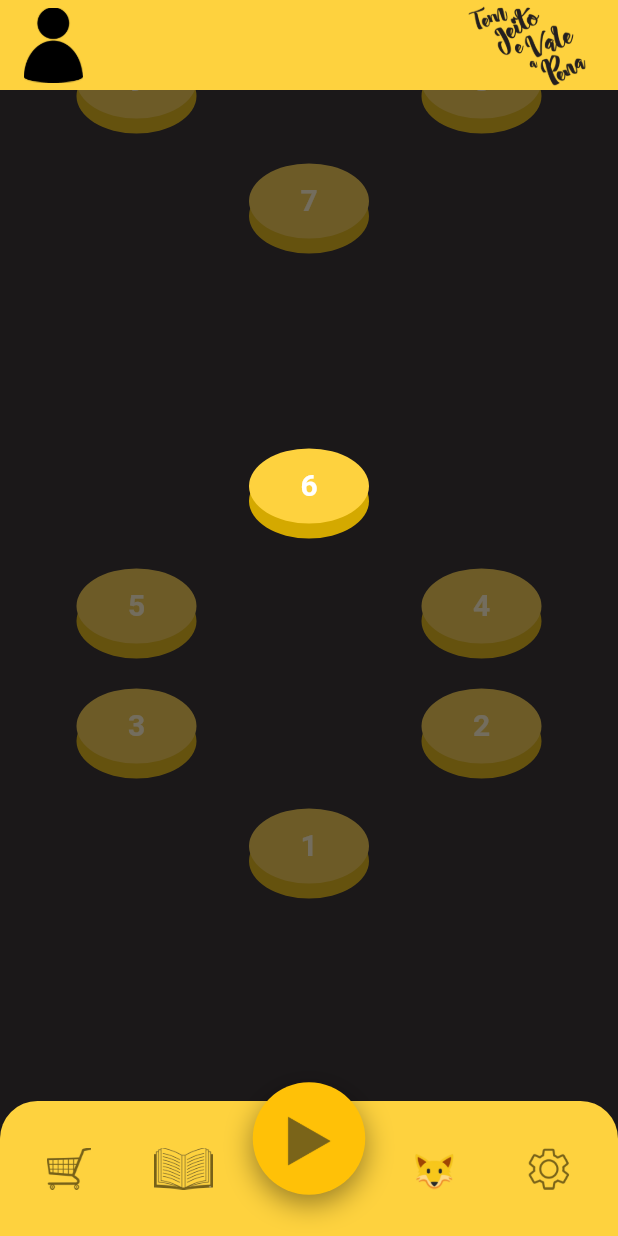
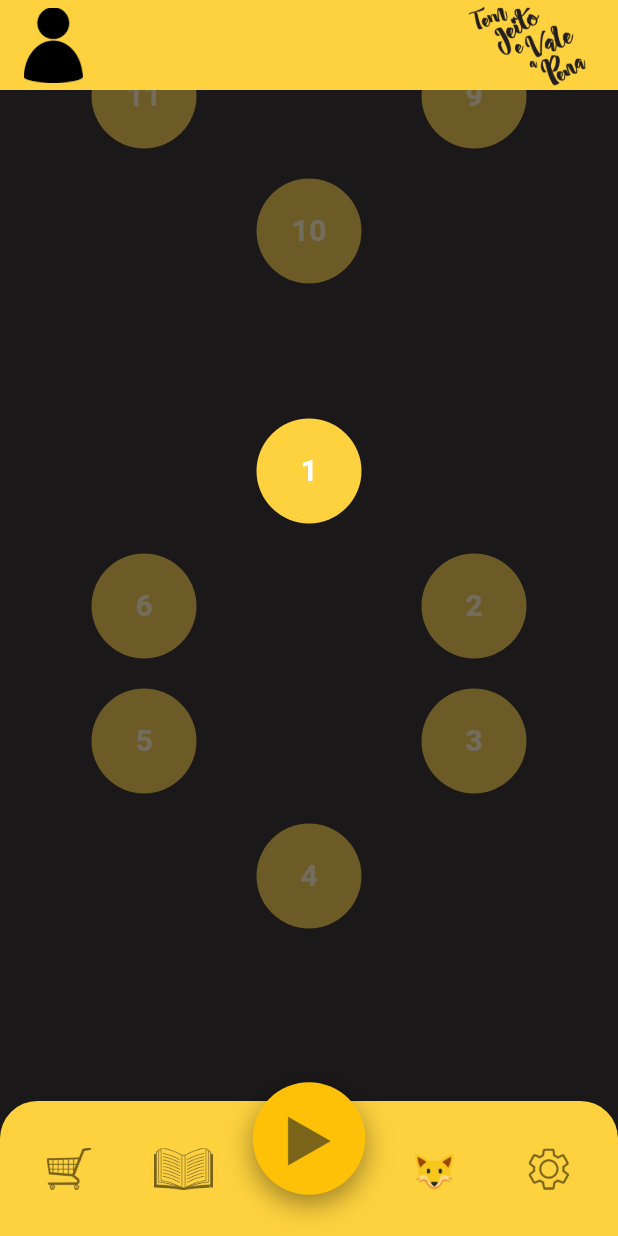
Before and after one commit to temjeitotcc/front-end, a Flutter app: the screen it shows after launch, swiped to page 3, on a phone screen of 412 x 824 dp. Run offline on Flutter 3.47's test engine with Material 3 defaults, Android fonts, the phone set to English and light mode, and no system bars; our stand-ins replace shared_preferences.

Commit message:
Ajustei a loja / Layout botão / Ajeitei números  de fases

```diff
--- a/lib/pages/home/home_page.dart
+++ b/lib/pages/home/home_page.dart
@@ -101,7 +101,7 @@ class _HomePageState extends State<HomePage> {
           mainAxisAlignment: MainAxisAlignment.center,
           children: [
             CirculoFase(
-              numero: '${inicio + 6}',
+              numero: '${inicio + 1}',
               liberado: faseLiberada(inicio),
               onTap: () => abrirFase(inicio),
             ),
@@ -112,13 +112,13 @@ class _HomePageState extends State<HomePage> {
               mainAxisAlignment: MainAxisAlignment.center,
               children: [
                 CirculoFase(
-                  numero: '${inicio + 5}',
+                  numero: '${inicio + 6}',
                   liberado: faseLiberada(inicio + 5),
                   onTap: () => abrirFase(inicio + 5),
                 ),
                 const SizedBox(width: 150),
                 CirculoFase(
-                  numero: '${inicio + 4}',
+                  numero: '${inicio + 2}',
                   liberado: faseLiberada(inicio + 1),
                   onTap: () => abrirFase(inicio + 1),
                 ),
@@ -131,13 +131,13 @@ class _HomePageState extends State<HomePage> {
               mainAxisAlignment: MainAxisAlignment.center,
               children: [
                 CirculoFase(
-                  numero: '${inicio + 3}',
+                  numero: '${inicio + 5}',
                   liberado: faseLiberada(inicio + 4),
                   onTap: () => abrirFase(inicio + 4),
                 ),
                 const SizedBox(width: 150),
                 CirculoFase(
-                  numero: '${inicio + 2}',
+                  numero: '${inicio + 3}',
                   liberado: faseLiberada(inicio + 2),
                   onTap: () => abrirFase(inicio + 2),
                 ),
@@ -147,7 +147,7 @@ class _HomePageState extends State<HomePage> {
             const SizedBox(height: 20),
 
             CirculoFase(
-              numero: '${inicio + 1}',
+              numero: '${inicio + 4}',
               liberado: faseLiberada(inicio + 3),
               onTap: () => abrirFase(inicio + 3),
             ),
--- a/lib/widgets/circulo_fase.dart
+++ b/lib/widgets/circulo_fase.dart
@@ -19,35 +19,14 @@ class CirculoFase extends StatelessWidget {
       onTap: liberado ? onTap : null,
       child: Opacity(
         opacity: liberado ? 1.0 : 0.4,
-        child: SizedBox(
-          width: 80,
-          height: 60,
-          child: Stack(
-            alignment: Alignment.center,
-            children: [
-              Positioned(
-                bottom: 0,
         child: Container(
-                  width: 80,
-                  height: 50,
-                  decoration: const BoxDecoration(
-                    color: Color(0xFFD4A900),
-                    borderRadius: BorderRadius.all(Radius.elliptical(40, 25)),
-                  ),
-                ),
-              ),
-              Positioned(
-                top: 0,
-                child: Container(
-                  width: 80,
-                  height: 50,
+          width: 70,
+          height: 70,
           decoration: BoxDecoration(
+            shape: BoxShape.circle,
             color: liberado
                 ? const Color(0xFFFED23E)
                 : const Color.fromARGB(255, 231, 192, 61),
-                    borderRadius: const BorderRadius.all(
-                      Radius.elliptical(40, 25),
-                    ),
           ),
           alignment: Alignment.center,
           child: Text(
@@ -60,10 +39,6 @@ class CirculoFase extends StatelessWidget {
           ),
         ),
       ),
-            ],
-          ),
-        ),
-      ),
     );
   }
 }
--- a/pubspec.yaml
+++ b/pubspec.yaml
@@ -1,5 +1,6 @@
 name: temjeito
-description: "A new Flutter project."
+
+description: A new Flutter project.
 
 publish_to: 'none'
 
@@ -13,13 +14,10 @@ dependencies:
     sdk: flutter
 
   shared_preferences: ^2.2.2
-  cupertino_icons: ^1.0.8
 
 dev_dependencies:
   flutter_test:
     sdk: flutter
-
-  flutter_lints: ^6.0.0
 
 flutter:
   uses-material-design: true
```
Also changed, not shown: lib/pages/menu/loja.dart (+13 -21 lines), assets/iconloja.png (renamed from lib/assets/iconloja.png), assets/loja1.png (renamed from lib/assets/loja1.png), assets/loja2.png (renamed from lib/assets/loja2.png), assets/loja3.png (renamed from lib/assets/loja3.png), assets/loja4.png (renamed from lib/assets/loja4.png), assets/loja5.png (renamed from lib/assets/loja5.png), assets/loja6.png (added), lib/assets/loja6.jpg (deleted). Lines whose indentation alone changed are shown as unchanged.
